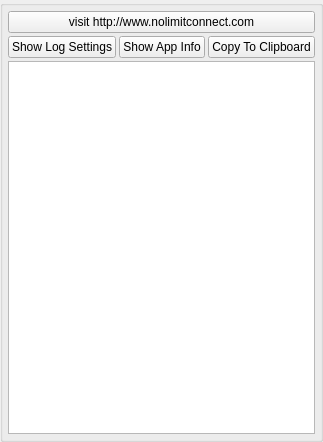
Qt form AppsSrc/CommonSrc/Forms/AppletLog.ui (brettrjones-github/nolimitconnect) before a commit.
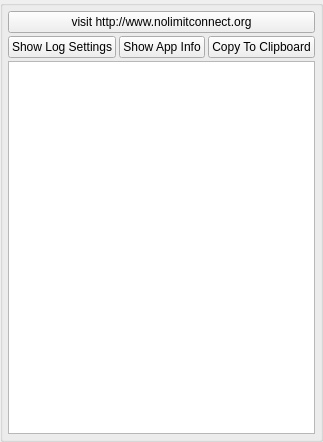
The same form after that commit.

Diff of the .ui file:
```diff
--- a/AppsSrc/CommonSrc/Forms/AppletLog.ui
+++ b/AppsSrc/CommonSrc/Forms/AppletLog.ui
@@ -6,7 +6,7 @@
    <rect>
     <x>0</x>
     <y>0</y>
-    <width>302</width>
+    <width>305</width>
     <height>442</height>
    </rect>
   </property>
@@ -89,7 +89,7 @@
          </sizepolicy>
         </property>
         <property name="text">
-         <string>visit http://www.nolimitconnect.com</string>
+         <string>visit http://www.nolimitconnect.org</string>
         </property>
        </widget>
       </item>
```
